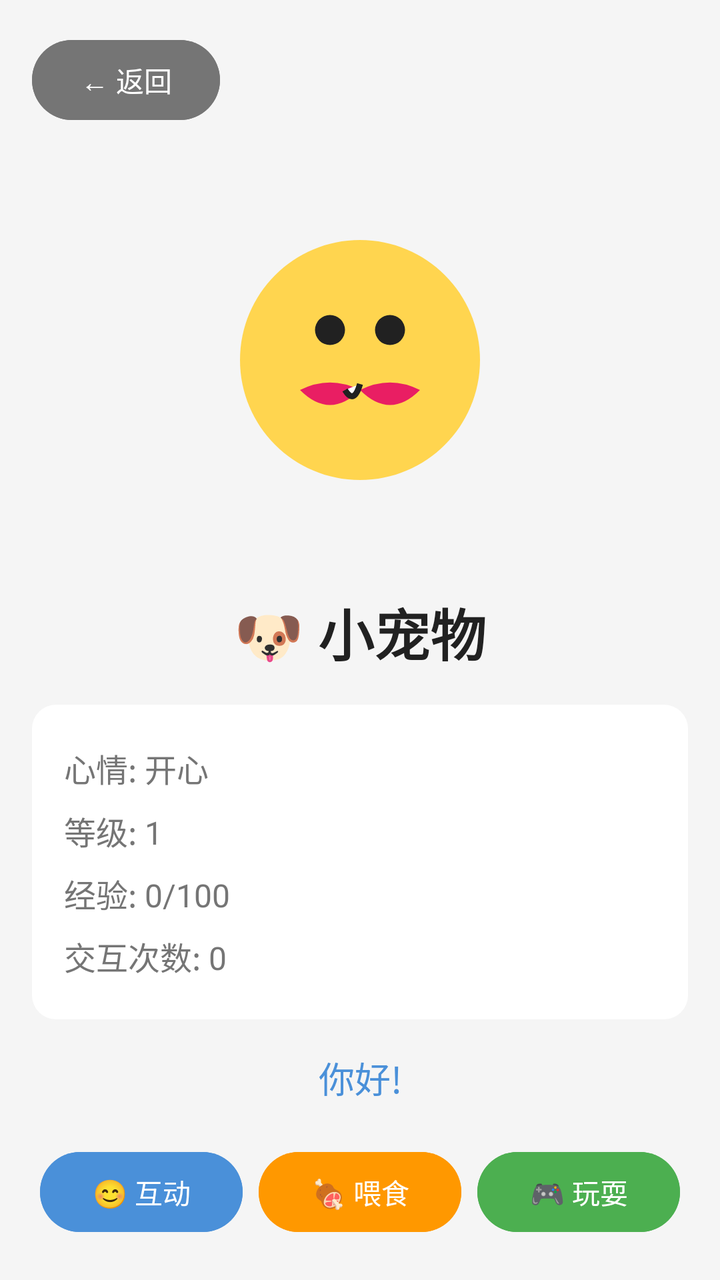
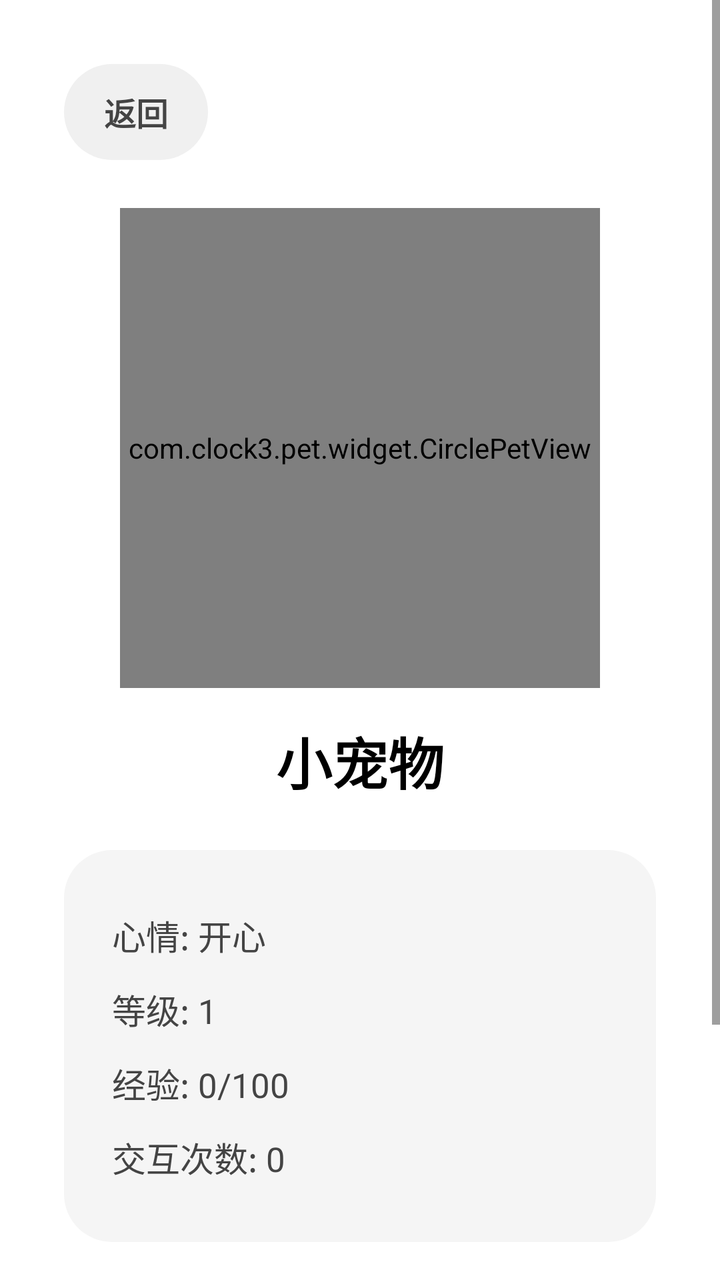

Two renders of the same Android screen: before a commit and after it. Below are the layout's source before the change and the commit's diff.
<!-- AndroidManifest.xml: activity theme Theme.Clock3 -->
<!-- res/layout/activity_pet.xml -->
<?xml version="1.0" encoding="utf-8"?>
<ScrollView xmlns:android="http://schemas.android.com/apk/res/android"
    android:layout_width="match_parent"
    android:layout_height="match_parent"
    android:background="@color/background">

    <LinearLayout
        android:layout_width="match_parent"
        android:layout_height="wrap_content"
        android:orientation="vertical"
        android:padding="16dp">

        <Button
            android:id="@+id/backButton"
            android:layout_width="wrap_content"
            android:layout_height="wrap_content"
            android:text="← 返回"
            android:backgroundTint="@color/text_secondary"/>

        <FrameLayout
            android:layout_width="match_parent"
            android:layout_height="200dp"
            android:layout_marginVertical="16dp">

            <ImageView
                android:id="@+id/petImage"
                android:layout_width="150dp"
                android:layout_height="150dp"
                android:layout_gravity="center"
                android:src="@drawable/ic_pet_default"
                android:contentDescription="宠物"/>

        </FrameLayout>

        <TextView
            android:id="@+id/petName"
            android:layout_width="match_parent"
            android:layout_height="wrap_content"
            android:text="🐶 小宠物"
            android:textSize="28sp"
            android:textStyle="bold"
            android:textColor="@color/text_primary"
            android:gravity="center"/>

        <LinearLayout
            android:layout_width="match_parent"
            android:layout_height="wrap_content"
            android:orientation="vertical"
            android:background="@drawable/card_background"
            android:padding="16dp"
            android:layout_marginTop="16dp">

            <TextView
                android:id="@+id/moodText"
                android:layout_width="match_parent"
                android:layout_height="wrap_content"
                android:text="心情: 开心"
                android:textSize="16sp"
                android:textColor="@color/text_secondary"
                android:paddingVertical="4dp"/>

            <TextView
                android:id="@+id/levelText"
                android:layout_width="match_parent"
                android:layout_height="wrap_content"
                android:text="等级: 1"
                android:textSize="16sp"
                android:textColor="@color/text_secondary"
                android:paddingVertical="4dp"/>

            <TextView
                android:id="@+id/expText"
                android:layout_width="match_parent"
                android:layout_height="wrap_content"
                android:text="经验: 0/100"
                android:textSize="16sp"
                android:textColor="@color/text_secondary"
                android:paddingVertical="4dp"/>

            <TextView
                android:id="@+id/interactionsText"
                android:layout_width="match_parent"
                android:layout_height="wrap_content"
                android:text="交互次数: 0"
                android:textSize="16sp"
                android:textColor="@color/text_secondary"
                android:paddingVertical="4dp"/>

        </LinearLayout>

        <TextView
            android:id="@+id/messageText"
            android:layout_width="match_parent"
            android:layout_height="wrap_content"
            android:text="你好!"
            android:textSize="18sp"
            android:textColor="@color/primary"
            android:gravity="center"
            android:paddingVertical="16dp"/>

        <LinearLayout
            android:layout_width="match_parent"
            android:layout_height="wrap_content"
            android:orientation="horizontal"
            android:gravity="center">

            <Button
                android:id="@+id/interactButton"
                android:layout_width="0dp"
                android:layout_height="wrap_content"
                android:layout_weight="1"
                android:text="😊 互动"
                android:backgroundTint="@color/primary"
                android:layout_margin="4dp"/>

            <Button
                android:id="@+id/feedButton"
                android:layout_width="0dp"
                android:layout_height="wrap_content"
                android:layout_weight="1"
                android:text="🍖 喂食"
                android:backgroundTint="@color/warning"
                android:layout_margin="4dp"/>

            <Button
                android:id="@+id/playButton"
                android:layout_width="0dp"
                android:layout_height="wrap_content"
                android:layout_weight="1"
                android:text="🎮 玩耍"
                android:backgroundTint="@color/success"
                android:layout_margin="4dp"/>

        </LinearLayout>

    </LinearLayout>

</ScrollView>
<!-- resources referenced by this layout -->
<resources>
  <color name="background">#F5F5F5</color>
  <color name="primary">#4A90D9</color>
  <color name="success">#4CAF50</color>
  <color name="text_primary">#212121</color>
  <color name="text_secondary">#757575</color>
  <color name="warning">#FF9800</color>
  <!-- drawable card_background (drawable) -->
  <?xml version="1.0" encoding="utf-8"?>
  <shape xmlns:android="http://schemas.android.com/apk/res/android"
      android:shape="rectangle">
      <solid android:color="@color/card_background" />
      <corners android:radius="12dp" />
  </shape>
  <!-- drawable ic_pet_default (drawable) -->
  <?xml version="1.0" encoding="utf-8"?>
  <vector xmlns:android="http://schemas.android.com/apk/res/android"
      android:width="100dp"
      android:height="100dp"
      android:viewportWidth="100"
      android:viewportHeight="100">
  
      <path
          android:fillColor="#FFD54F"
          android:pathData="M50,10 C72.09,10 90,27.91 90,50 C90,72.09 72.09,90 50,90 C27.91,90 10,72.09 10,50 C10,27.91 27.91,10 50,10 Z"/>
  
      <path
          android:fillColor="#212121"
          android:pathData="M35,40 A5,5 0 1,1 45,40 A5,5 0 1,1 35,40"/>
  
      <path
          android:fillColor="#212121"
          android:pathData="M55,40 A5,5 0 1,1 65,40 A5,5 0 1,1 55,40"/>
  
      <path
          android:fillColor="#E91E63"
          android:pathData="M50,60 Q40,70 30,60 Q40,55 50,60 Q60,55 70,60 Q60,70 50,60"/>
  
      <path
          android:fillColor="#FFFFFF"
          android:pathData="M50,58 Q48,65 45,60"
          android:strokeWidth="2"
          android:strokeColor="#212121"/>
  
  </vector>
  <style name="Theme.Clock3" parent="Theme.Material3.Light.NoActionBar">
          <item name="colorPrimary">@color/primary</item>
          <item name="colorPrimaryDark">@color/primary_dark</item>
          <item name="colorAccent">@color/accent</item>
          <item name="android:colorBackground">@color/background</item>
          <item name="android:statusBarColor">@color/primary_dark</item>
          <item name="android:navigationBarColor">@color/primary_dark</item>
          <item name="android:windowBackground">@color/background</item>
      </style>
  <color name="card_background">#FFFFFF</color>
  <color name="primary_dark">#3A7BC8</color>
  <color name="accent">#FF6B6B</color>
</resources>

<!-- the commit's change to res/layout/activity_pet.xml (unified diff, before → after) -->
@@ -2,33 +2,49 @@
 <ScrollView xmlns:android="http://schemas.android.com/apk/res/android"
     android:layout_width="match_parent"
     android:layout_height="match_parent"
+    android:fillViewport="true"
     android:background="@color/background">
 
     <LinearLayout
         android:layout_width="match_parent"
         android:layout_height="wrap_content"
         android:orientation="vertical"
-        android:padding="16dp">
+        android:padding="32dp">
 
-        <Button
+        <LinearLayout
             android:id="@+id/backButton"
             android:layout_width="wrap_content"
-            android:layout_height="wrap_content"
-            android:text="← 返回"
-            android:backgroundTint="@color/text_secondary"/>
+            android:layout_height="48dp"
+            android:orientation="horizontal"
+            android:gravity="center"
+            android:background="@drawable/card_button_secondary"
+            android:paddingHorizontal="20dp"
+            android:clickable="true"
+            android:focusable="true">
+
+            <TextView
+                android:layout_width="wrap_content"
+                android:layout_height="wrap_content"
+                android:text="@string/back"
+                android:textSize="16sp"
+                android:textStyle="bold"
+                android:textColor="@color/text_secondary"/>
+
+        </LinearLayout>
 
         <FrameLayout
-            android:layout_width="match_parent"
-            android:layout_height="200dp"
-            android:layout_marginVertical="16dp">
+            android:layout_width="240dp"
+            android:layout_height="240dp"
+            android:layout_gravity="center"
+            android:layout_marginTop="24dp"
+            android:layout_marginBottom="16dp"
+            android:background="@drawable/pet_circle_background">
 
-            <ImageView
+            <com.clock3.pet.widget.CirclePetView
                 android:id="@+id/petImage"
-                android:layout_width="150dp"
-                android:layout_height="150dp"
-                android:layout_gravity="center"
-                android:src="@drawable/ic_pet_default"
-                android:contentDescription="宠物"/>
+                android:layout_width="match_parent"
+                android:layout_height="match_parent"
+                android:layout_gravity="center"/>
 
         </FrameLayout>
 
@@ -36,55 +52,56 @@
             android:id="@+id/petName"
             android:layout_width="match_parent"
             android:layout_height="wrap_content"
-            android:text="🐶 小宠物"
+            android:text="@string/pet_name"
             android:textSize="28sp"
             android:textStyle="bold"
             android:textColor="@color/text_primary"
-            android:gravity="center"/>
+            android:gravity="center"
+            android:paddingBottom="8dp"/>
 
         <LinearLayout
             android:layout_width="match_parent"
             android:layout_height="wrap_content"
             android:orientation="vertical"
             android:background="@drawable/card_background"
-            android:padding="16dp"
+            android:padding="24dp"
             android:layout_marginTop="16dp">
 
             <TextView
                 android:id="@+id/moodText"
                 android:layout_width="match_parent"
                 android:layout_height="wrap_content"
-                android:text="心情: 开心"
-                android:textSize="16sp"
+                android:text="@string/pet_mood_default"
+                android:textSize="17sp"
                 android:textColor="@color/text_secondary"
-                android:paddingVertical="4dp"/>
+                android:paddingVertical="6dp"/>
 
             <TextView
                 android:id="@+id/levelText"
                 android:layout_width="match_parent"
                 android:layout_height="wrap_content"
-                android:text="等级: 1"
-                android:textSize="16sp"
+                android:text="@string/pet_level_default"
+                android:textSize="17sp"
                 android:textColor="@color/text_secondary"
-                android:paddingVertical="4dp"/>
+                android:paddingVertical="6dp"/>
 
             <TextView
                 android:id="@+id/expText"
                 android:layout_width="match_parent"
                 android:layout_height="wrap_content"
-                android:text="经验: 0/100"
-                android:textSize="16sp"
+                android:text="@string/pet_exp_default"
+                android:textSize="17sp"
                 android:textColor="@color/text_secondary"
-                android:paddingVertical="4dp"/>
+                android:paddingVertical="6dp"/>
 
             <TextView
                 android:id="@+id/interactionsText"
                 android:layout_width="match_parent"
                 android:layout_height="wrap_content"
-                android:text="交互次数: 0"
-                android:textSize="16sp"
+                android:text="@string/pet_interactions_default"
+                android:textSize="17sp"
                 android:textColor="@color/text_secondary"
-                android:paddingVertical="4dp"/>
+                android:paddingVertical="6dp"/>
 
         </LinearLayout>
 
@@ -92,11 +109,11 @@
             android:id="@+id/messageText"
             android:layout_width="match_parent"
             android:layout_height="wrap_content"
-            android:text="你好!"
+            android:text="@string/hello_message"
             android:textSize="18sp"
-            android:textColor="@color/primary"
+            android:textColor="@color/text_primary"
             android:gravity="center"
-            android:paddingVertical="16dp"/>
+            android:paddingVertical="20dp"/>
 
         <LinearLayout
             android:layout_width="match_parent"
@@ -104,32 +121,71 @@
             android:orientation="horizontal"
             android:gravity="center">
 
-            <Button
+            <LinearLayout
                 android:id="@+id/interactButton"
                 android:layout_width="0dp"
-                android:layout_height="wrap_content"
+                android:layout_height="64dp"
                 android:layout_weight="1"
-                android:text="😊 互动"
-                android:backgroundTint="@color/primary"
-                android:layout_margin="4dp"/>
+                android:orientation="horizontal"
+                android:gravity="center"
+                android:layout_margin="8dp"
+                android:background="@drawable/card_button_secondary"
+                android:clickable="true"
+                android:focusable="true">
 
-            <Button
+                <TextView
+                    android:layout_width="wrap_content"
+                    android:layout_height="wrap_content"
+                    android:text="@string/interact"
+                    android:textSize="18sp"
+                    android:textStyle="bold"
+                    android:textColor="@color/text_primary"/>
+
+            </LinearLayout>
+
+            <LinearLayout
                 android:id="@+id/feedButton"
                 android:layout_width="0dp"
-                android:layout_height="wrap_content"
+                android:layout_height="64dp"
                 android:layout_weight="1"
-                android:text="🍖 喂食"
-                android:backgroundTint="@color/warning"
-                android:layout_margin="4dp"/>
+                android:orientation="horizontal"
+                android:gravity="center"
+                android:layout_margin="8dp"
+                android:background="@drawable/card_button_secondary"
+                android:clickable="true"
+                android:focusable="true">
 
-            <Button
+                <TextView
+                    android:layout_width="wrap_content"
+                    android:layout_height="wrap_content"
+                    android:text="@string/feed"
+                    android:textSize="18sp"
+                    android:textStyle="bold"
+                    android:textColor="@color/text_primary"/>
+
+            </LinearLayout>
+
+            <LinearLayout
                 android:id="@+id/playButton"
                 android:layout_width="0dp"
-                android:layout_height="wrap_content"
+                android:layout_height="64dp"
                 android:layout_weight="1"
-                android:text="🎮 玩耍"
-                android:backgroundTint="@color/success"
-                android:layout_margin="4dp"/>
+                android:orientation="horizontal"
+                android:gravity="center"
+                android:layout_margin="8dp"
+                android:background="@drawable/card_button_secondary"
+                android:clickable="true"
+                android:focusable="true">
+
+                <TextView
+                    android:layout_width="wrap_content"
+                    android:layout_height="wrap_content"
+                    android:text="@string/play"
+                    android:textSize="18sp"
+                    android:textStyle="bold"
+                    android:textColor="@color/text_primary"/>
+
+            </LinearLayout>
 
         </LinearLayout>
 
<!-- resource entries referenced after the edit -->
@@ -1,60 +1,64 @@
 <!-- resources referenced by this layout -->
 <resources>
-  <color name="background">#F5F5F5</color>
-  <color name="primary">#4A90D9</color>
-  <color name="success">#4CAF50</color>
-  <color name="text_primary">#212121</color>
-  <color name="text_secondary">#757575</color>
-  <color name="warning">#FF9800</color>
+  <color name="background">#FFFFFF</color>
+  <color name="primary">#444444</color>
+  <color name="text_primary">#000000</color>
+  <color name="text_secondary">#444444</color>
   <!-- drawable card_background (drawable) -->
   <?xml version="1.0" encoding="utf-8"?>
+  <shape xmlns:android="http://schemas.android.com/apk/res/android">
+      <solid android:color="@color/card_background"/>
+      <corners android:radius="24dp"/>
+  </shape>
+  <!-- drawable card_button_secondary (drawable) -->
+  <?xml version="1.0" encoding="utf-8"?>
+  <shape xmlns:android="http://schemas.android.com/apk/res/android">
+      <solid android:color="@color/button_secondary"/>
+      <corners android:radius="24dp"/>
+  </shape>
+  <!-- drawable pet_circle_background (drawable) -->
+  <?xml version="1.0" encoding="utf-8"?>
   <shape xmlns:android="http://schemas.android.com/apk/res/android"
-      android:shape="rectangle">
-      <solid android:color="@color/card_background" />
-      <corners android:radius="12dp" />
+      android:shape="oval">
+      <solid android:color="@color/background"/>
+      <stroke
+          android:width="2dp"
+          android:color="@color/text_secondary"/>
   </shape>
-  <!-- drawable ic_pet_default (drawable) -->
-  <?xml version="1.0" encoding="utf-8"?>
-  <vector xmlns:android="http://schemas.android.com/apk/res/android"
-      android:width="100dp"
-      android:height="100dp"
-      android:viewportWidth="100"
-      android:viewportHeight="100">
-  
-      <path
-          android:fillColor="#FFD54F"
-          android:pathData="M50,10 C72.09,10 90,27.91 90,50 C90,72.09 72.09,90 50,90 C27.91,90 10,72.09 10,50 C10,27.91 27.91,10 50,10 Z"/>
-  
-      <path
-          android:fillColor="#212121"
-          android:pathData="M35,40 A5,5 0 1,1 45,40 A5,5 0 1,1 35,40"/>
-  
-      <path
-          android:fillColor="#212121"
-          android:pathData="M55,40 A5,5 0 1,1 65,40 A5,5 0 1,1 55,40"/>
-  
-      <path
-          android:fillColor="#E91E63"
-          android:pathData="M50,60 Q40,70 30,60 Q40,55 50,60 Q60,55 70,60 Q60,70 50,60"/>
-  
-      <path
-          android:fillColor="#FFFFFF"
-          android:pathData="M50,58 Q48,65 45,60"
-          android:strokeWidth="2"
-          android:strokeColor="#212121"/>
-  
-  </vector>
+  <string name="back">返回</string>
+  <string name="feed">喂食</string>
+  <string name="hello_message">你好!</string>
+  <string name="interact">互动</string>
+  <string name="pet_exp_default">经验: 0/100</string>
+  <string name="pet_interactions_default">交互次数: 0</string>
+  <string name="pet_level_default">等级: 1</string>
+  <string name="pet_mood_default">心情: 开心</string>
+  <string name="pet_name">小宠物</string>
+  <string name="play">玩耍</string>
   <style name="Theme.Clock3" parent="Theme.Material3.Light.NoActionBar">
           <item name="colorPrimary">@color/primary</item>
           <item name="colorPrimaryDark">@color/primary_dark</item>
           <item name="colorAccent">@color/accent</item>
           <item name="android:colorBackground">@color/background</item>
-          <item name="android:statusBarColor">@color/primary_dark</item>
-          <item name="android:navigationBarColor">@color/primary_dark</item>
+          <item name="android:statusBarColor">@color/surface</item>
+          <item name="android:navigationBarColor">@color/background</item>
           <item name="android:windowBackground">@color/background</item>
+          <item name="android:windowActivityTransitions">true</item>
+          <item name="colorSurface">@color/surface</item>
+          <item name="colorOnSurface">@color/text_primary</item>
+          <item name="colorSecondary">@color/accent</item>
+          <item name="colorOnSecondary">@color/text_primary</item>
+          <item name="colorError">@color/error</item>
+          <item name="android:textColorPrimary">@color/text_primary</item>
+          <item name="android:textColorSecondary">@color/text_secondary</item>
+          <item name="android:textColorHint">@color/text_hint</item>
       </style>
-  <color name="card_background">#FFFFFF</color>
-  <color name="primary_dark">#3A7BC8</color>
-  <color name="accent">#FF6B6B</color>
+  <color name="card_background">#F5F5F5</color>
+  <color name="button_secondary">#F0F0F0</color>
+  <color name="primary_dark">#222222</color>
+  <color name="accent">#666666</color>
+  <color name="surface">#FFFFFF</color>
+  <color name="error">#880000</color>
+  <color name="text_hint">#888888</color>
 </resources>
 
